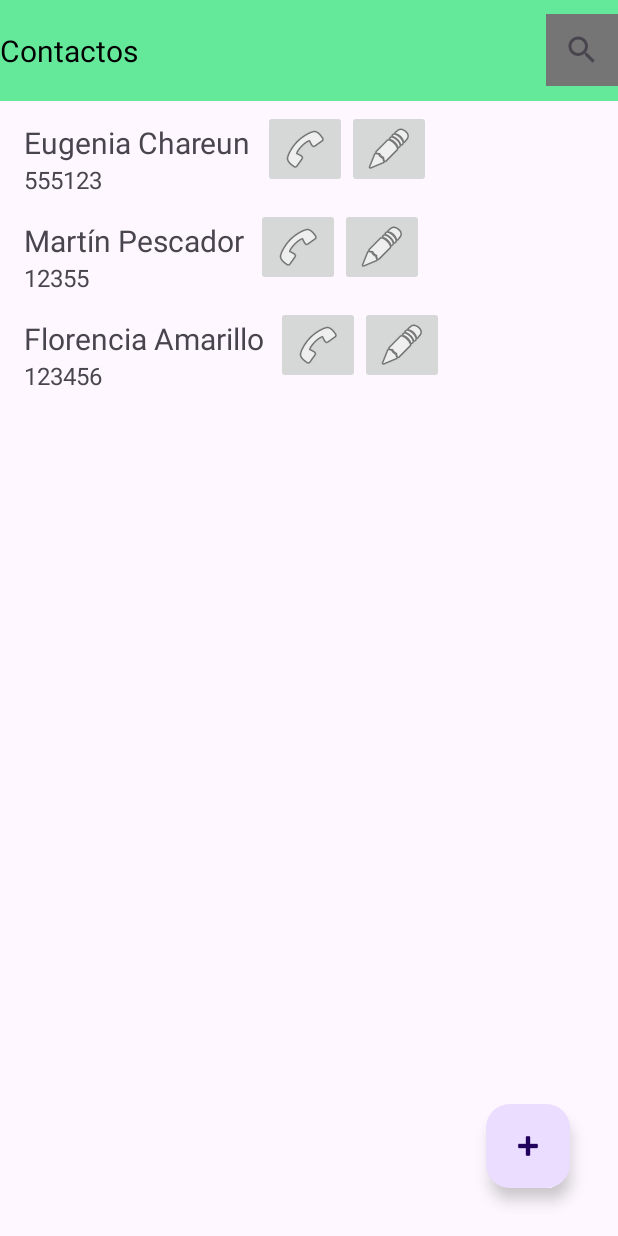
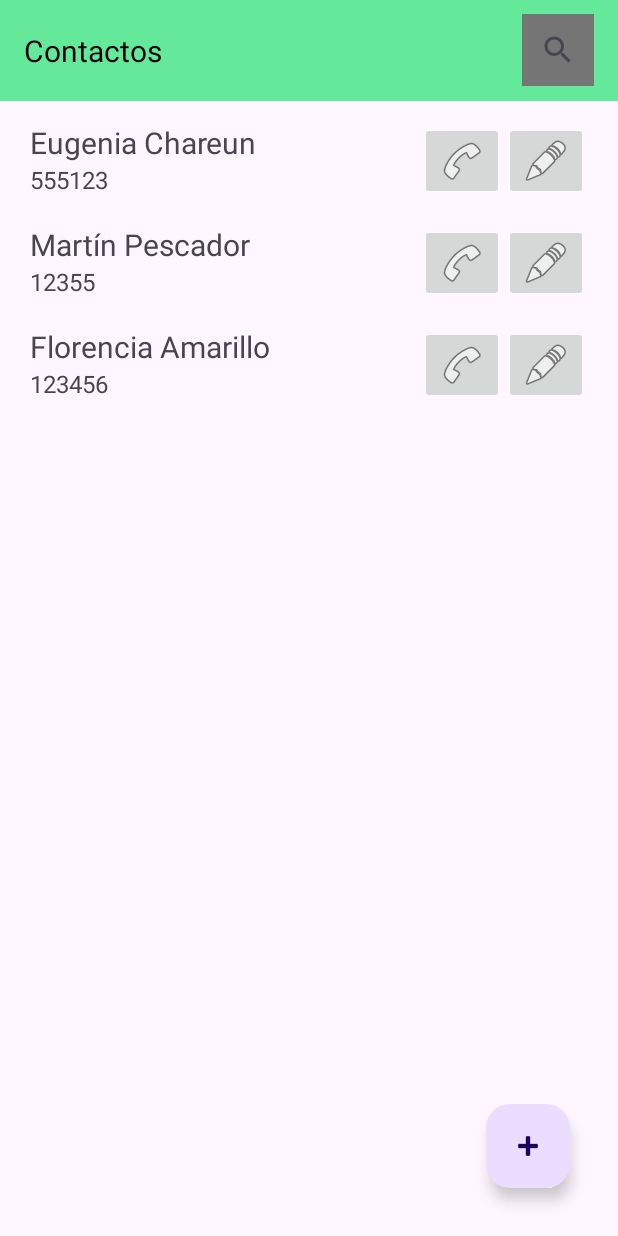
Before and after one commit to eugeniachareun/PRG-MOV-AO1, an Android app: the ContactsActivity screen opened directly, with no data from a screen before it, on a phone screen of 412 x 824 dp. Run offline under Robolectric (Android 15) with nearby library versions, the phone set to English and light mode, and no system bars.

Commit message:
Fix buttons layout in Contact item

```diff
--- a/app/src/main/java/com/chareun410/miagenda/view/ContactsActivity.java
+++ b/app/src/main/java/com/chareun410/miagenda/view/ContactsActivity.java
@@ -1,6 +1,7 @@
 package com.chareun410.miagenda.view;
 
 import android.os.Bundle;
+import android.view.View;
 import android.widget.SearchView;
 
 import androidx.appcompat.app.AppCompatActivity;
@@ -60,4 +61,8 @@ public class ContactsActivity extends AppCompatActivity implements SearchView.On
         contactAdapter.buscar(s);
         return false;
     }
+
+    public void onClickCallButton(View view) {
+
+    }
 }
--- a/app/src/main/res/layout/activity_contacts.xml
+++ b/app/src/main/res/layout/activity_contacts.xml
@@ -29,17 +29,19 @@
                 android:id="@+id/toolbar"
                 android:layout_width="wrap_content"
                 android:layout_height="67dp"
+                android:paddingStart="16dp"
+                android:paddingEnd="16dp"
                 android:theme="@style/Theme.AO1">
 
                 <TextView
                     android:id="@+id/textView"
                     android:layout_width="wrap_content"
                     android:layout_height="wrap_content"
+                    android:layout_gravity="start|center_vertical"
                     android:text="@string/contacts"
                     android:textAppearance="@style/TextAppearance.AppCompat.Large"
                     android:textColor="#000000"
                     android:textSize="20sp"
-                    android:layout_gravity="start|center_vertical"
                     android:visibility="visible" />
 
                 <SearchView
@@ -47,7 +49,7 @@
                     android:layout_width="wrap_content"
                     android:layout_height="wrap_content"
                     android:layout_gravity="end|center_vertical"
-                    android:theme="@style/SearchView"/>
+                    android:theme="@style/SearchView" />
             </FrameLayout>
 
         </com.google.android.material.appbar.CollapsingToolbarLayout>
--- a/app/src/main/res/layout/item_contact.xml
+++ b/app/src/main/res/layout/item_contact.xml
@@ -1,20 +1,18 @@
 <?xml version="1.0" encoding="utf-8"?>
-<LinearLayout xmlns:android="http://schemas.android.com/apk/res/android"
+<RelativeLayout xmlns:android="http://schemas.android.com/apk/res/android"
     xmlns:app="http://schemas.android.com/apk/res-auto"
     xmlns:tools="http://schemas.android.com/tools"
     android:id="@+id/linearLayout_parent"
     android:layout_width="match_parent"
     android:layout_height="wrap_content"
-    android:layout_gravity="end"
-    android:layout_weight="1">
+    android:paddingStart="12dp"
+    android:paddingEnd="12dp">
 
     <LinearLayout
         android:id="@+id/linearLayout"
-        android:layout_width="match_parent"
+        android:layout_width="wrap_content"
         android:layout_height="wrap_content"
-        android:layout_gravity="end"
-        android:layout_marginStart="8dp"
-        android:layout_weight=".75"
+        android:layout_alignParentStart="true"
         android:orientation="vertical"
         android:padding="8dp">
 
@@ -32,12 +30,19 @@
             android:textSize="16sp" />
     </LinearLayout>
 
+    <LinearLayout
+        android:id="@+id/linearLayout2"
+        android:layout_width="wrap_content"
+        android:layout_height="wrap_content"
+        android:layout_alignParentEnd="true"
+        android:layout_centerVertical="true"
+        android:orientation="horizontal"
+        android:padding="8dp">
+
         <ImageButton
             android:id="@+id/callButton"
             android:layout_width="wrap_content"
             android:layout_height="wrap_content"
-        android:layout_gravity="end"
-        android:layout_weight=".15"
             android:contentDescription="Llamar"
             android:minWidth="48dp"
             android:src="@android:drawable/ic_menu_call" />
@@ -46,11 +51,11 @@
             android:id="@+id/editButton"
             android:layout_width="wrap_content"
             android:layout_height="wrap_content"
-        android:layout_gravity="end"
-        android:layout_weight=".15"
             android:contentDescription="@string/buttonEdit"
+            android:onClick="onClickCallButton"
             android:minWidth="48dp"
             android:src="@android:drawable/ic_menu_edit" />
 
+    </LinearLayout>
 
-</LinearLayout>
+</RelativeLayout>
```
Lines whose indentation alone changed are shown as unchanged.
